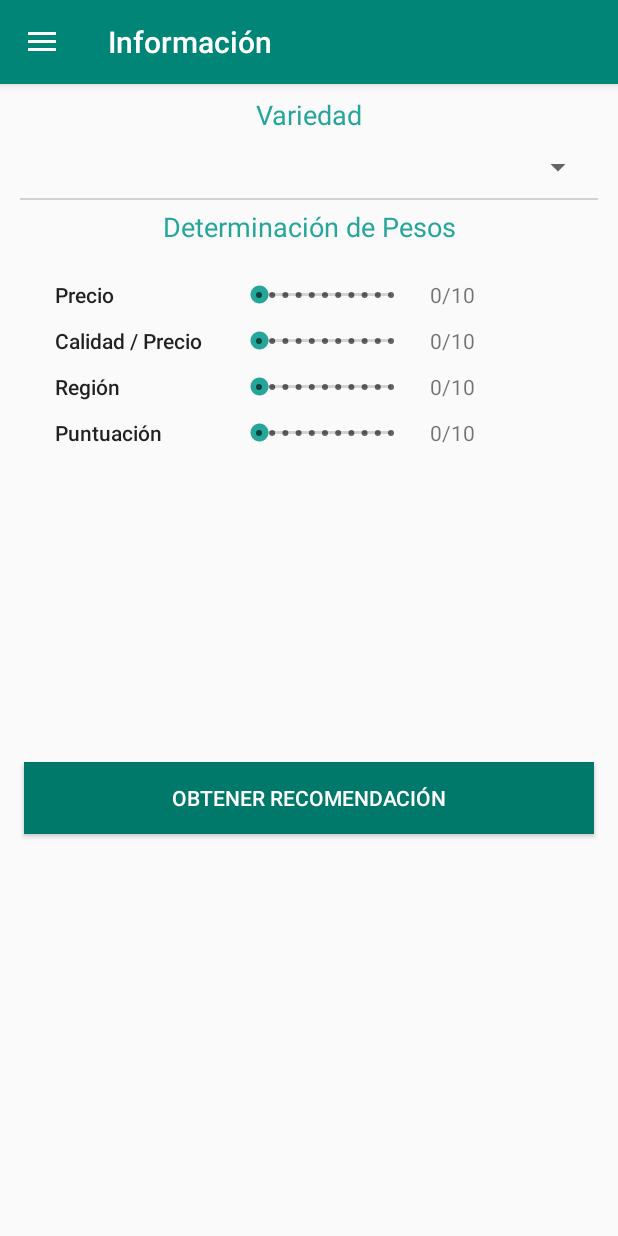
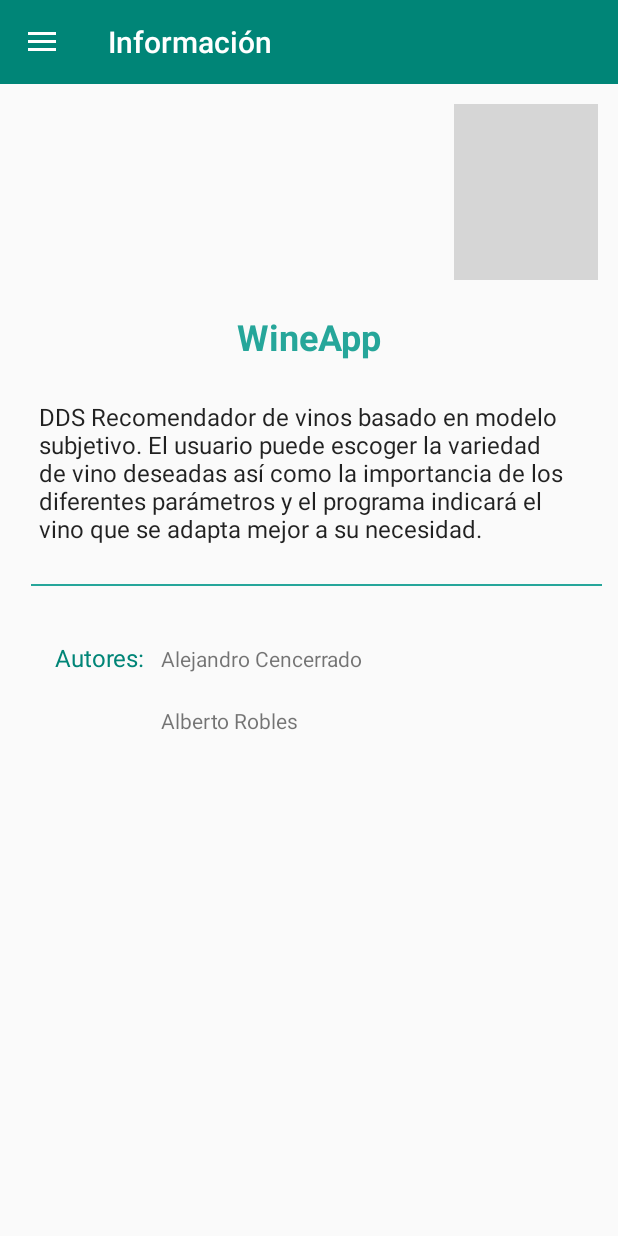
Before and after one commit to 732306/WineAPP, an Android app: the screen it shows after launch (MainActivity before the commit, InfoActivity after it), in the side drawer, after a tap on "Información", on a phone screen of 412 x 824 dp. Run offline under Robolectric (Android 15) with nearby library versions, the phone set to English and light mode, and no system bars; libraries missing offline, so code that uses them is left out: com.microsoft.windowsazure; 3 statements that could not run were skipped; grey boxes are pictures that could not be loaded.

Commit message:
Funcionalidad Completa

```diff
--- a/app/build.gradle
+++ b/app/build.gradle
@@ -27,7 +27,7 @@ dependencies {
     testImplementation 'junit:junit:4.12'
     androidTestImplementation 'com.android.support.test:runner:1.0.2'
     androidTestImplementation 'com.android.support.test.espresso:espresso-core:3.0.2'
-    implementation ('com.microsoft.azure:azure-mobile-android:3.4.0') {
+    implementation('com.microsoft.azure:azure-mobile-android:3.4.0') {
         exclude group: 'com.android.support'
         exclude module: 'appcompat-v7'
         exclude module: 'support-v4'
--- /dev/null
+++ b/app/src/main/java/com/unizar/wineapp/BaseActivity.java
@@ -0,0 +1,72 @@
+package com.unizar.wineapp;
+import android.content.Intent;
+import android.os.Bundle;
+import android.support.design.widget.NavigationView;
+import android.support.v4.view.GravityCompat;
+import android.support.v4.widget.DrawerLayout;
+import android.support.v7.app.ActionBarDrawerToggle;
+import android.support.v7.app.AppCompatActivity;
+import android.support.v7.widget.Toolbar;
+import android.view.MenuItem;
+
+public class BaseActivity extends AppCompatActivity {
+
+    DrawerLayout drawerLayout;
+    ActionBarDrawerToggle actionBarDrawerToggle;
+    Toolbar toolbar;
+
+    @Override
+    protected void onCreate(Bundle savedInstanceState) {
+        super.onCreate(savedInstanceState);
+        setContentView(R.layout.activity_base);
+
+        NavigationView navigationView = (NavigationView) findViewById(R.id.navigation_view);
+
+        toolbar = (Toolbar) findViewById(R.id.toolbar);
+        setSupportActionBar(toolbar);
+        drawerLayout = (DrawerLayout) findViewById(R.id.drawer_layout);
+        actionBarDrawerToggle = new ActionBarDrawerToggle(this, drawerLayout, toolbar, R.string.navigation_drawer_open, R.string.navigation_drawer_close);
+        drawerLayout.setDrawerListener(actionBarDrawerToggle);
+
+        navigationView.setNavigationItemSelectedListener(new NavigationView.OnNavigationItemSelectedListener() {
+            @Override
+            public boolean onNavigationItemSelected(MenuItem item) {
+                int id = item.getItemId();
+                switch (id) {
+
+                    case R.id.nav_info:
+                        Intent anIntent = new Intent(getApplicationContext(), InfoActivity.class);
+                        startActivity(anIntent);
+                        drawerLayout.closeDrawers();
+                        break;
+
+                    case R.id.nav_recomendador :
+                        Intent other = new Intent(getApplicationContext(), MainActivity.class);
+                        startActivity(other);
+                        drawerLayout.closeDrawers();
+
+                }
+                DrawerLayout drawer = (DrawerLayout) findViewById(R.id.drawer_layout);
+                drawer.closeDrawer(GravityCompat.START);
+                return false;
+            }
+        });
+    }
+
+    @Override
+    protected void onPostCreate(Bundle savedInstanceState) {
+        super.onPostCreate(savedInstanceState);
+
+        actionBarDrawerToggle.syncState();
+    }
+
+    @Override
+    public void onBackPressed() {
+        DrawerLayout drawer = (DrawerLayout) findViewById(R.id.drawer_layout);
+        if (drawer.isDrawerOpen(GravityCompat.START)) {
+            drawer.closeDrawer(GravityCompat.START);
+        } else {
+            super.onBackPressed();
+        }
+    }
+}
--- /dev/null
+++ b/app/src/main/java/com/unizar/wineapp/InfoActivity.java
@@ -0,0 +1,22 @@
+package com.unizar.wineapp;
+
+import android.support.v7.app.AppCompatActivity;
+import android.os.Bundle;
+import android.widget.FrameLayout;
+import android.widget.TextView;
+
+import org.w3c.dom.Text;
+
+import java.io.Serializable;
+
+public class InfoActivity extends BaseActivity implements Serializable {
+    @Override
+    protected void onCreate(Bundle savedInstanceState) {
+        super.onCreate(savedInstanceState);
+        FrameLayout contentFrameLayout = (FrameLayout) findViewById(R.id.content_frame);
+        getLayoutInflater().inflate(R.layout.activity_info, contentFrameLayout);
+        getSupportActionBar().setTitle(R.string.info);
+
+
+    }
+}
--- a/app/src/main/java/com/unizar/wineapp/MainActivity.java
+++ b/app/src/main/java/com/unizar/wineapp/MainActivity.java
@@ -1,16 +1,15 @@
 package com.unizar.wineapp;
 
+import android.content.Intent;
 import android.os.Bundle;
 import android.view.View;
 import android.support.design.widget.NavigationView;
-import android.support.v4.view.GravityCompat;
 import android.support.v4.widget.DrawerLayout;
 import android.support.v7.app.ActionBarDrawerToggle;
-import android.support.v7.app.AppCompatActivity;
-import android.support.v7.widget.Toolbar;
-import android.view.Menu;
-import android.view.MenuItem;
+
 import android.widget.Button;
+import android.widget.FrameLayout;
+import android.widget.ProgressBar;
 import android.widget.SeekBar;
 import android.widget.Spinner;
 import android.widget.TextView;
@@ -25,7 +24,7 @@ import java.util.ArrayList;
 import java.util.List;
 import java.util.Locale;
 
-public class MainActivity extends AppCompatActivity implements NavigationView.OnNavigationItemSelectedListener {
+public class MainActivity extends BaseActivity {
 
     private MobileServiceClient conexionServerAPI;
     private Spinner spinner;
@@ -36,11 +35,17 @@ public class MainActivity extends AppCompatActivity implements NavigationView.On
     private TextView tv_peso_precio, tv_peso_calidad, tv_peso_region, tv_peso_puntuacion;
 
     private final static String TODAS = "Todas";
+    private ProgressBar bar;
 
     @Override
     protected void onCreate(Bundle savedInstanceState) {
+
         super.onCreate(savedInstanceState);
-        setContentView(R.layout.activity_main);
+        FrameLayout contentFrameLayout = (FrameLayout) findViewById(R.id.content_frame);
+        getLayoutInflater().inflate(R.layout.content_main, contentFrameLayout);
+        getSupportActionBar().setTitle(R.string.recomendador);
+
+        bar = findViewById(R.id.progressBar);
 
         spinner = (Spinner) findViewById(R.id.spinner);
 
@@ -49,15 +54,12 @@ public class MainActivity extends AppCompatActivity implements NavigationView.On
         } catch (MalformedURLException e) {
             e.printStackTrace();
         }
-
+        bar.setVisibility(View.VISIBLE);
         this.obtenerVariedades();
+        bar.setVisibility(View.INVISIBLE);
 
         findViewById(R.id.btn_obtener).setEnabled(true);
         findViewById(R.id.btn_obtener).setClickable(true);
-
-
-        Toolbar toolbar = (Toolbar) findViewById(R.id.toolbar);
-        setSupportActionBar(toolbar);
 
 
         Button btn_obtener = (Button) findViewById(R.id.btn_obtener);
@@ -65,6 +67,7 @@ public class MainActivity extends AppCompatActivity implements NavigationView.On
         btn_obtener.setOnClickListener(new View.OnClickListener() {
             @Override
             public void onClick(View v) {
+                findViewById(R.id.btn_obtener).setEnabled(false);
                 obtenerRecomendacion((Variedad) spinner.getSelectedItem());
             }
         });
@@ -169,16 +172,8 @@ public class MainActivity extends AppCompatActivity implements NavigationView.On
             }
         });
 
-        this.getSupportActionBar().setTitle(R.string.recomendador);
 
-        DrawerLayout drawer = (DrawerLayout) findViewById(R.id.drawer_layout);
-        ActionBarDrawerToggle toggle = new ActionBarDrawerToggle(
-                this, drawer, toolbar, R.string.navigation_drawer_open, R.string.navigation_drawer_close);
-        drawer.addDrawerListener(toggle);
-        toggle.syncState();
 
-        NavigationView navigationView = (NavigationView) findViewById(R.id.nav_view);
-        navigationView.setNavigationItemSelectedListener(this);
     }
 
     private Variedad[] obtenerVariedades() {
@@ -211,6 +206,8 @@ public class MainActivity extends AppCompatActivity implements NavigationView.On
     }
 
     private Vino obtenerRecomendacion(Variedad variedadSeleccionada) {
+
+        bar.setVisibility(View.VISIBLE);
         final ListenableFuture<Vino[]> listaVinos = conexionServerAPI.invokeApi("ObtenerVinos", variedadSeleccionada.getNombre(), Vino[].class);
 
         Futures.addCallback(listaVinos, new FutureCallback<Vino[]>() {
@@ -222,13 +219,6 @@ public class MainActivity extends AppCompatActivity implements NavigationView.On
             @Override
             public void onSuccess(Vino[] vinos) {
 
-                TextView tv_vino = (TextView) findViewById(R.id.tv_vino);
-
-                tv_vino.setText(vinos[0].toString());
-
-
-                System.err.println("MAX Puntuacion: " + mejorCalidadPrecio(vinos) + " Calidad Precio del vino: " + calidadPrecioVino(vinos[0]) + " Puntuación de calidad: " + puntuacionCalidadPrecio(vinos[0],vinos));
-
 
                 int pesoPrecio, pesoCalidad, pesoRegion, pesoPuntuacion;
 
@@ -237,8 +227,29 @@ public class MainActivity extends AppCompatActivity implements NavigationView.On
                 pesoRegion = seekBar_region.getProgress();
                 pesoPuntuacion = seekBar_puntuacion.getProgress();
 
-                funcionValorVinos(vinos[0], vinos, pesoPrecio, pesoCalidad, pesoRegion, pesoPuntuacion);
+                Vino mejorVino = vinos[0];
+                float mejorValoracion=funcionValorVinos(vinos[0],vinos,pesoPrecio, pesoCalidad, pesoRegion, pesoPuntuacion);
 
+                for (int i=1;i < vinos.length;i++) {
+                    float valoracion = funcionValorVinos(vinos[i],vinos,pesoPrecio, pesoCalidad, pesoRegion, pesoPuntuacion);
+
+                    if(valoracion > mejorValoracion){
+                        mejorValoracion = valoracion;
+                        mejorVino = vinos[i];
+                    }
+                }
+
+                bar.setVisibility(View.INVISIBLE);
+
+                Intent anIntent = new Intent(getApplicationContext(), RecomendacionActivity.class);
+                anIntent.putExtra("Vino",mejorVino);
+                anIntent.putExtra("Valoracion",mejorValoracion);
+
+                startActivity(anIntent);
+                findViewById(R.id.btn_obtener).setEnabled(true);
+                drawerLayout.closeDrawers();
+
+                //System.err.println("MAX Puntuacion: " + mejorCalidadPrecio(vinos) + " Calidad Precio del vino: " + calidadPrecioVino(vinos[0]) + " Puntuación de calidad: " + puntuacionCalidadPrecio(vinos[0],vinos));
 
             }
         });
@@ -249,7 +260,8 @@ public class MainActivity extends AppCompatActivity implements NavigationView.On
         Float precio = Float.parseFloat(vino.getPrice());
         int[] maximosIntervalos = {Integer.MAX_VALUE, 1700, 1200, 500, 200, 100, 50, 30, 20, 10, 5};
 
-        for (int i = 0; i < maximosIntervalos.length; i++) {
+        for (int i = 0; i < maximosIntervalos.length-1; i++) {
+
             if (precio > maximosIntervalos[i + 1])
                 return i;
         }
@@ -311,22 +323,13 @@ public class MainActivity extends AppCompatActivity implements NavigationView.On
                 puntuacionCalidadPrecio(vino,vinos) * pesoCalidad +
                 puntuacionRegion(vino) * pesoRegion +
                 puntuacionPuntuacion(vino) * pesoPuntuacion )/totalPuntos;
-        System.err.println("Pesos : "+ pesoPrecio + " " + pesoCalidad + " " + pesoRegion + " " + pesoPuntuacion + " PuntPrecio " +puntuacionPrecio(vino) + " puntCalidad " +puntuacionCalidadPrecio(vino,vinos)+ " PuntRegion: " + puntuacionRegion(vino) + " puntPuntuacion " + puntuacionPuntuacion(vino)+" PUNTUACION:"+puntuacion );
-
-        return 0;
+        //System.err.println("Vino: " + vino.toString() +  "Pesos : "+ pesoPrecio + " " + pesoCalidad + " " + pesoRegion + " " + pesoPuntuacion + " PuntPrecio " +puntuacionPrecio(vino) + " puntCalidad " +puntuacionCalidadPrecio(vino,vinos)+ " PuntRegion: " + puntuacionRegion(vino) + " puntPuntuacion " + puntuacionPuntuacion(vino)+" PUNTUACION:"+puntuacion );
+        return puntuacion;
     }
 
 
-    @Override
-    public void onBackPressed() {
-        DrawerLayout drawer = (DrawerLayout) findViewById(R.id.drawer_layout);
-        if (drawer.isDrawerOpen(GravityCompat.START)) {
-            drawer.closeDrawer(GravityCompat.START);
-        } else {
-            super.onBackPressed();
-        }
-    }
 
+    /*
     @Override
     public boolean onCreateOptionsMenu(Menu menu) {
         // Inflate the menu; this adds items to the action bar if it is present.
@@ -334,22 +337,5 @@ public class MainActivity extends AppCompatActivity implements NavigationView.On
         return true;
     }
 
-
-    @SuppressWarnings("StatementWithEmptyBody")
-    @Override
-    public boolean onNavigationItemSelected(MenuItem item) {
-        // Handle navigation view item clicks here.
-        int id = item.getItemId();
-
-        if (id == R.id.nav_recomendador) {
-            this.getSupportActionBar().setTitle(R.string.recomendador);
-        } else if (id == R.id.nav_info) {
-            this.getSupportActionBar().setTitle(R.string.info);
-
-        }
-
-        DrawerLayout drawer = (DrawerLayout) findViewById(R.id.drawer_layout);
-        drawer.closeDrawer(GravityCompat.START);
-        return true;
-    }
+    */
 }
--- /dev/null
+++ b/app/src/main/res/layout/activity_base.xml
@@ -0,0 +1,42 @@
+<?xml version="1.0" encoding="utf-8"?>
+<android.support.v4.widget.DrawerLayout xmlns:android="http://schemas.android.com/apk/res/android"
+    xmlns:app="http://schemas.android.com/apk/res-auto"
+    xmlns:tools="http://schemas.android.com/tools"
+    android:id="@+id/drawer_layout"
+    android:layout_width="match_parent"
+    android:layout_height="match_parent"
+    android:fitsSystemWindows="true"
+    tools:openDrawer="start"
+    android:scrollbars="vertical"
+    app:layout_behavior="@string/appbar_scrolling_view_behavior"
+    >
+
+    <LinearLayout
+        android:layout_width="match_parent"
+        android:layout_height="match_parent"
+        android:orientation="vertical">
+
+        <include
+            layout="@layout/app_bar_main"
+            android:layout_width="match_parent"
+            android:layout_height="wrap_content" />
+
+        <FrameLayout
+            android:layout_width="match_parent"
+            android:layout_height="match_parent"
+            android:id="@+id/content_frame"/>
+
+    </LinearLayout>
+
+    <!--Second child layout-->
+    <android.support.design.widget.NavigationView
+        android:id="@+id/navigation_view"
+        android:layout_width="match_parent"
+        android:layout_height="match_parent"
+        android:layout_gravity="start"
+        app:headerLayout="@layout/nav_header_main"
+        app:menu="@menu/activity_main_drawer">
+
+    </android.support.design.widget.NavigationView>
+
+</android.support.v4.widget.DrawerLayout>
--- /dev/null
+++ b/app/src/main/res/layout/activity_info.xml
@@ -0,0 +1,128 @@
+<?xml version="1.0" encoding="utf-8"?>
+<android.support.v7.widget.LinearLayoutCompat xmlns:android="http://schemas.android.com/apk/res/android"
+    xmlns:app="http://schemas.android.com/apk/res-auto"
+    xmlns:tools="http://schemas.android.com/tools"
+    android:layout_width="match_parent"
+    android:layout_height="match_parent"
+    android:orientation="vertical"
+    android:padding="5dp"
+    tools:context=".InfoActivity">
+
+    <android.support.constraint.ConstraintLayout
+        android:layout_width="match_parent"
+        android:layout_height="125dp"
+        android:layout_margin="8dp">
+
+        <ImageView
+            android:id="@+id/imageView3"
+            android:layout_width="wrap_content"
+            android:layout_height="0dp"
+            android:layout_marginStart="8dp"
+            android:layout_marginBottom="8dp"
+            app:layout_constraintBottom_toBottomOf="parent"
+            app:layout_constraintEnd_toEndOf="parent"
+            app:layout_constraintHorizontal_bias="1.0"
+            app:layout_constraintStart_toStartOf="parent"
+            app:layout_constraintTop_toTopOf="parent"
+            app:srcCompat="@drawable/icon" />
+
+    </android.support.constraint.ConstraintLayout>
+
+    <TextView
+        android:id="@+id/textView"
+        android:layout_width="match_parent"
+        android:layout_height="wrap_content"
+        android:layout_margin="5dp"
+        android:text="WineApp"
+        android:textAlignment="center"
+        android:textAppearance="@style/TextAppearance.AppCompat.Headline"
+        android:textColor="@color/colorPrimaryLight"
+        android:textStyle="bold" />
+
+    <TextView
+        android:id="@+id/textView3"
+        android:layout_width="match_parent"
+        android:layout_height="wrap_content"
+        android:layout_margin="5dp"
+        android:padding="15dp"
+        android:text="@string/description_app"
+        android:textAlignment="textStart"
+        android:textAppearance="@style/TextAppearance.AppCompat.Light.SearchResult.Subtitle" />
+
+    <View
+        android:id="@+id/divider2"
+        android:layout_width="match_parent"
+        android:layout_height="1dp"
+        android:layout_marginStart="15dp"
+        android:layout_marginLeft="25dp"
+        android:layout_marginTop="5dp"
+        android:layout_marginEnd="5dp"
+        android:layout_marginRight="25dp"
+        android:layout_marginBottom="5dp"
+        android:background="@color/colorPrimaryLight" />
+
+    <TableLayout
+        android:layout_width="match_parent"
+        android:layout_height="match_parent"
+        android:layout_margin="15dp"
+        android:padding="5dp">
+
+        <TableRow
+            android:layout_width="match_parent"
+            android:layout_height="match_parent"
+            android:padding="5dp">
+
+            <TextView
+                android:id="@+id/textView5"
+                android:layout_width="wrap_content"
+                android:layout_height="wrap_content"
+                android:layout_margin="5dp"
+                android:text="Autores:"
+                android:textAppearance="@style/TextAppearance.AppCompat.Menu"
+                android:textColor="@color/colorPrimary" />
+
+            <TextView
+                android:id="@+id/textView4"
+                android:layout_width="wrap_content"
+                android:layout_height="wrap_content"
+                android:layout_margin="5dp"
+                android:text="Alejandro Cencerrado" />
+        </TableRow>
+
+        <TableRow
+            android:layout_width="match_parent"
+            android:layout_height="match_parent"
+            android:padding="5dp">
+
+            <TextView
+                android:id="@+id/textView6"
+                android:layout_width="wrap_content"
+                android:layout_height="wrap_content"
+                android:layout_margin="5dp" />
+
+            <TextView
+                android:id="@+id/textView8"
+                android:layout_width="wrap_content"
+                android:layout_height="wrap_content"
+                android:layout_margin="5dp"
+                android:text="Alberto Robles" />
+        </TableRow>
+
+        <TableRow
+            android:layout_width="match_parent"
+            android:layout_height="match_parent" />
+
+        <TableRow
+            android:layout_width="match_parent"
+            android:layout_height="match_parent" />
+
+        <TableRow
+            android:layout_width="match_parent"
+            android:layout_height="match_parent" />
+
+        <TableRow
+            android:layout_width="match_parent"
+            android:layout_height="match_parent" />
+    </TableLayout>
+
+</android.support.v7.widget.LinearLayoutCompat>
--- a/app/src/main/res/layout/activity_main.xml
+++ b/app/src/main/res/layout/activity_main.xml
@@ -9,18 +9,5 @@
     tools:openDrawer="start"
     >
 
-    <include
-        layout="@layout/app_bar_main"
-        android:layout_width="match_parent"
-        android:layout_height="match_parent" />
-
-    <android.support.design.widget.NavigationView
-        android:id="@+id/nav_view"
-        android:layout_width="wrap_content"
-        android:layout_height="match_parent"
-        android:layout_gravity="start"
-        android:fitsSystemWindows="true"
-        app:headerLayout="@layout/nav_header_main"
-        app:menu="@menu/activity_main_drawer" />
 
 </android.support.v4.widget.DrawerLayout>
--- a/app/src/main/res/layout/app_bar_main.xml
+++ b/app/src/main/res/layout/app_bar_main.xml
@@ -20,7 +20,7 @@
 
     </android.support.design.widget.AppBarLayout>
 
-    <include layout="@layout/content_main" />
+    <!--<include layout="@layout/content_main" />-->
 
 
 
--- a/app/src/main/res/layout/content_main.xml
+++ b/app/src/main/res/layout/content_main.xml
@@ -2,16 +2,14 @@
 <android.support.v7.widget.LinearLayoutCompat xmlns:android="http://schemas.android.com/apk/res/android"
     xmlns:app="http://schemas.android.com/apk/res-auto"
     xmlns:tools="http://schemas.android.com/tools"
-    android:id="@+id/layour_config"
+    android:id="@+id/layout_config"
     android:layout_width="match_parent"
     android:layout_height="match_parent"
     android:orientation="vertical"
     android:padding="8dp"
     android:scrollbars="vertical"
     app:layout_behavior="@string/appbar_scrolling_view_behavior"
-    tools:context=".MainActivity"
-    tools:showIn="@layout/app_bar_main"
-    >
+    tools:context=".MainActivity">
 
 
     <TextView
@@ -55,6 +53,7 @@
         android:textSize="18dp" />
 
     <TableLayout
+        android:id="@+id/tabla_pesos"
         android:layout_width="match_parent"
         android:layout_height="wrap_content"
         android:layout_margin="10dp"
@@ -207,21 +206,17 @@
         </TableRow>
     </TableLayout>
 
-    <LinearLayout
-        android:id="@+id/layout_vino"
+    <ProgressBar
+        android:id="@+id/progressBar"
+        style="?android:attr/progressBarStyle"
         android:layout_width="match_parent"
-        android:layout_height="170dp"
-        android:layout_margin="8dp"
-        android:orientation="vertical"
-        android:padding="5dp">
+        android:layout_height="40dp"
+        android:layout_margin="15dp"
+        android:visibility="invisible" />
 
-        <TextView
-            android:id="@+id/tv_vino"
-            android:layout_width="match_parent"
-            android:layout_height="match_parent"
-            android:layout_margin="10dp"
-            android:scrollbars="vertical" />
-    </LinearLayout>
+    <Space
+        android:layout_width="match_parent"
+        android:layout_height="100dp" />
 
     <Button
         android:id="@+id/btn_obtener"
@@ -233,6 +228,7 @@
         android:background="#00796b"
         android:clickable="false"
         android:enabled="false"
+        android:saveEnabled="false"
         android:text="Obtener Recomendación"
         android:textColor="@android:color/white"
         app:layout_constraintBottom_toBottomOf="parent"
--- a/app/src/main/res/layout/nav_header_main.xml
+++ b/app/src/main/res/layout/nav_header_main.xml
@@ -26,7 +26,7 @@
             android:contentDescription="@string/nav_header_desc"
             android:paddingTop="@dimen/nav_header_vertical_spacing"
             android:scaleType="fitXY"
-            app:srcCompat="@drawable/wine_bottle_512"
+            app:srcCompat="@drawable/icon"
 
             />
     </LinearLayout>
--- a/app/src/main/res/values/strings.xml
+++ b/app/src/main/res/values/strings.xml
@@ -1,12 +1,18 @@
 <resources>
     <string name="app_name">WineAPP. Recomendador de vinos.</string>
-
     <string name="app_name_titulo">WineAPP</string>
     <string name="recomendador">Recomendador</string>
     <string name="info">Información</string>
+    <string name="vino_recomendado">Vino Recomendado</string>
 
     <string name="navigation_drawer_open">Open navigation drawer</string>
     <string name="navigation_drawer_close">Close navigation drawer</string>
     <string name="nav_header_desc">Navigation header</string>
     <string name="action_settings">Settings</string>
+    <string name="title_activity_base">BaseActivity</string>
+    <string name="nav_header_title">Android Studio</string>
+    <string name="nav_header_subtitle">android.studio@android.com</string>
+    <string name="description_app">DDS Recomendador de vinos basado en modelo subjetivo.
+        El usuario puede escoger la variedad de vino deseadas así como la importancia de los diferentes parámetros
+        y el programa indicará el vino que se adapta mejor a su necesidad.</string>
 </resources>
```
Also changed, not shown: app/src/main/AndroidManifest.xml (+17 -4 lines), app/src/main/java/com/unizar/wineapp/RecomendacionActivity.java (added, +48 -0 lines), app/src/main/java/com/unizar/wineapp/Vino.java (+12 -2 lines), app/src/main/res/layout/activity_recomendacion.xml (added, +236 -0 lines).
